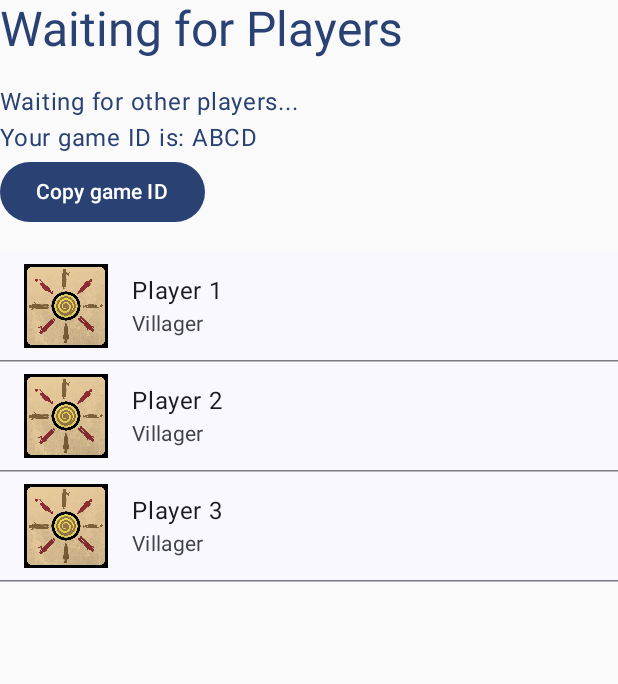
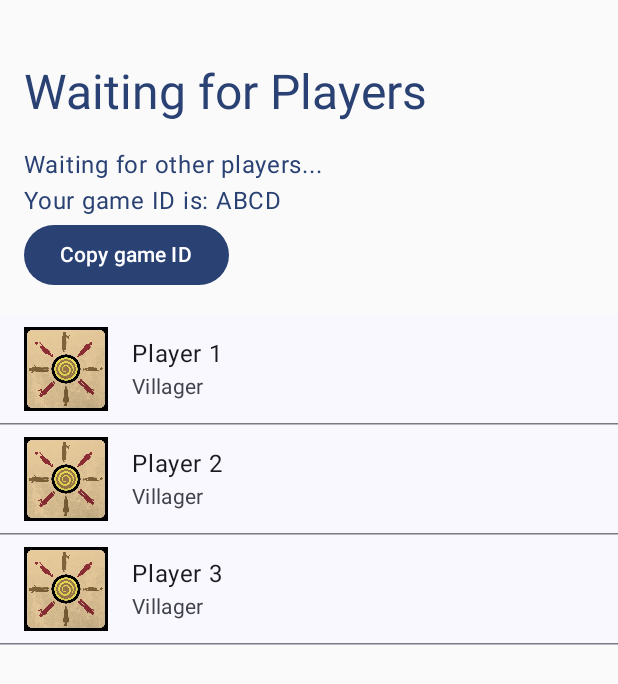
Before and after one commit to mmoreiradj/agrouagrou, an Android app built with Jetpack Compose: the CreateGameRoute screen opened through its navigation route, on a phone screen of 412 x 824 dp. Shown: the top 684 px of the screen. Run offline under Robolectric (Android 15) with nearby library versions, the phone set to English and light mode, and no system bars.

Commit message:
fix(style): add padding and alignment

```diff
--- a/app/src/main/java/fr/agrouagrou/mobileapp/ui/createjoingame/CreateGameRoute.kt
+++ b/app/src/main/java/fr/agrouagrou/mobileapp/ui/createjoingame/CreateGameRoute.kt
@@ -1,6 +1,7 @@
 package fr.agrouagrou.mobileapp.ui.createjoingame
 
 import androidx.compose.foundation.layout.Column
+import androidx.compose.foundation.layout.fillMaxWidth
 import androidx.compose.foundation.layout.padding
 import androidx.compose.material3.MaterialTheme
 import androidx.compose.material3.Text
@@ -12,7 +13,6 @@ import androidx.compose.ui.tooling.preview.Preview
 import androidx.compose.ui.unit.dp
 import fr.agrouagrou.common.player.Player
 import fr.agrouagrou.common.player.PlayerStatus
-import fr.agrouagrou.common.player.State
 import fr.agrouagrou.grpc_server.R
 import fr.agrouagrou.mobileapp.ui.components.GameIDInfo
 import fr.agrouagrou.mobileapp.ui.components.PlayerList
@@ -24,6 +24,11 @@ fun CreateGameRoute() {
     val context = LocalContext.current
 
     Column {
+        Column(
+            Modifier
+                .fillMaxWidth()
+                .padding(top = 42.dp, start = 16.dp, end = 16.dp),
+        ) {
             Text(
                 text = stringResource(R.string.waiting_for_players),
                 style = MaterialTheme.typography.headlineLarge,
@@ -31,11 +36,14 @@ fun CreateGameRoute() {
                 modifier = Modifier.padding(bottom = 16.dp)
             )
             GameIDInfo(gameID, context, modifier = Modifier.padding(bottom = 16.dp))
-        PlayerList(players = listOf(
+        }
+        PlayerList(
+            players = listOf(
                 Player("Player 1", UUID.randomUUID(), PlayerStatus.ALIVE),
                 Player("Player 2", UUID.randomUUID(), PlayerStatus.ALIVE),
                 Player("Player 3", UUID.randomUUID(), PlayerStatus.ALIVE),
-        ))
+            )
+        )
     }
 }
 
```
Also changed, not shown: app/src/main/java/fr/agrouagrou/mobileapp/ui/createjoingame/JoinGameRoute.kt (+12 -2 lines). Lines whose indentation alone changed are shown as unchanged.
